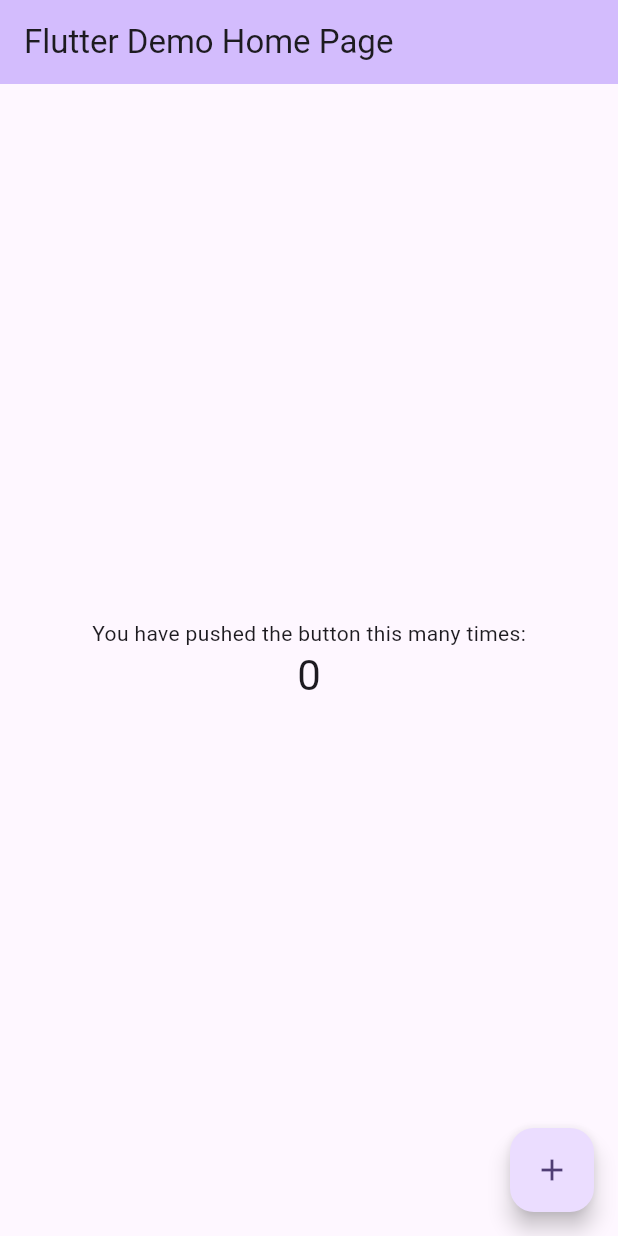
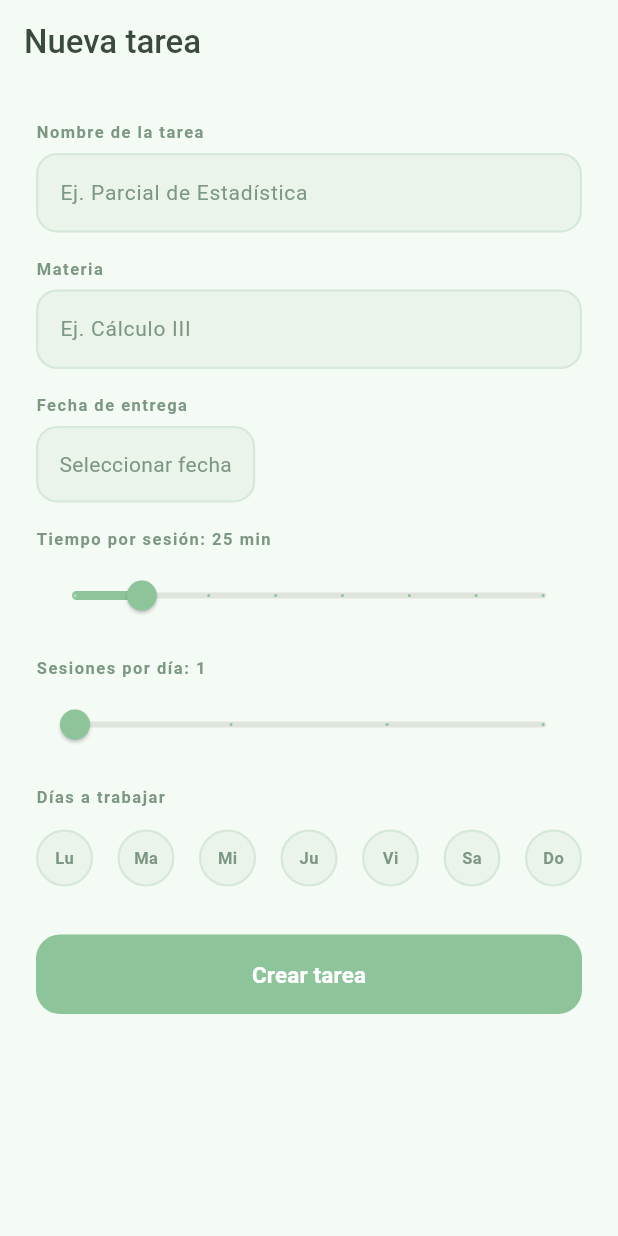
Before and after one commit to alegmzhi08/Zentask, a Flutter app: the screen it shows after launch, on a phone screen of 412 x 824 dp. Run offline on Flutter 3.47's test engine with Material 3 defaults, Android fonts, the phone set to English and light mode, and no system bars.

Commit message:
pantalla de registro de tareas v1

```diff
--- a/lib/main.dart
+++ b/lib/main.dart
@@ -1,122 +1,25 @@
 import 'package:flutter/material.dart';
+import 'screens/crear_tarea_screen.dart';
 
 void main() {
-  runApp(const MyApp());
+  runApp(const ZentaskApp());
 }
 
-class MyApp extends StatelessWidget {
-  const MyApp({super.key});
+class ZentaskApp extends StatelessWidget {
+  const ZentaskApp({super.key});
 
-  // This widget is the root of your application.
   @override
   Widget build(BuildContext context) {
     return MaterialApp(
-      title: 'Flutter Demo',
+      title: 'Zentask',
+      debugShowCheckedModeBanner: false,
       theme: ThemeData(
-        // This is the theme of your application.
-        //
-        // TRY THIS: Try running your application with "flutter run". You'll see
-        // the application has a purple toolbar. Then, without quitting the app,
-        // try changing the seedColor in the colorScheme below to Colors.green
-        // and then invoke "hot reload" (save your changes or press the "hot
-        // reload" button in a Flutter-supported IDE, or press "r" if you used
-        // the command line to start the app).
-        //
-        // Notice that the counter didn't reset back to zero; the application
-        // state is not lost during the reload. To reset the state, use hot
-        // restart instead.
-        //
-        // This works for code too, not just values: Most code changes can be
-        // tested with just a hot reload.
-        colorScheme: .fromSeed(seedColor: Colors.deepPurple),
+        colorScheme: ColorScheme.fromSeed(
+          seedColor: const Color(0xFF8DC49A),
+        ),
+        useMaterial3: true,
       ),
-      home: const MyHomePage(title: 'Flutter Demo Home Page'),
+      home: CrearTareaScreen(),
     );
   }
 }
-
-class MyHomePage extends StatefulWidget {
-  const MyHomePage({super.key, required this.title});
-
-  // This widget is the home page of your application. It is stateful, meaning
-  // that it has a State object (defined below) that contains fields that affect
-  // how it looks.
-
-  // This class is the configuration for the state. It holds the values (in this
-  // case the title) provided by the parent (in this case the App widget) and
-  // used by the build method of the State. Fields in a Widget subclass are
-  // always marked "final".
-
-  final String title;
-
-  @override
-  State<MyHomePage> createState() => _MyHomePageState();
-}
-
-class _MyHomePageState extends State<MyHomePage> {
-  int _counter = 0;
-
-  void _incrementCounter() {
-    setState(() {
-      // This call to setState tells the Flutter framework that something has
-      // changed in this State, which causes it to rerun the build method below
-      // so that the display can reflect the updated values. If we changed
-      // _counter without calling setState(), then the build method would not be
-      // called again, and so nothing would appear to happen.
-      _counter++;
-    });
-  }
-
-  @override
-  Widget build(BuildContext context) {
-    // This method is rerun every time setState is called, for instance as done
-    // by the _incrementCounter method above.
-    //
-    // The Flutter framework has been optimized to make rerunning build methods
-    // fast, so that you can just rebuild anything that needs updating rather
-    // than having to individually change instances of widgets.
-    return Scaffold(
-      appBar: AppBar(
-        // TRY THIS: Try changing the color here to a specific color (to
-        // Colors.amber, perhaps?) and trigger a hot reload to see the AppBar
-        // change color while the other colors stay the same.
-        backgroundColor: Theme.of(context).colorScheme.inversePrimary,
-        // Here we take the value from the MyHomePage object that was created by
-        // the App.build method, and use it to set our appbar title.
-        title: Text(widget.title),
-      ),
-      body: Center(
-        // Center is a layout widget. It takes a single child and positions it
-        // in the middle of the parent.
-        child: Column(
-          // Column is also a layout widget. It takes a list of children and
-          // arranges them vertically. By default, it sizes itself to fit its
-          // children horizontally, and tries to be as tall as its parent.
-          //
-          // Column has various properties to control how it sizes itself and
-          // how it positions its children. Here we use mainAxisAlignment to
-          // center the children vertically; the main axis here is the vertical
-          // axis because Columns are vertical (the cross axis would be
-          // horizontal).
-          //
-          // TRY THIS: Invoke "debug painting" (choose the "Toggle Debug Paint"
-          // action in the IDE, or press "p" in the console), to see the
-          // wireframe for each widget.
-          mainAxisAlignment: .center,
-          children: [
-            const Text('You have pushed the button this many times:'),
-            Text(
-              '$_counter',
-              style: Theme.of(context).textTheme.headlineMedium,
-            ),
-          ],
-        ),
-      ),
-      floatingActionButton: FloatingActionButton(
-        onPressed: _incrementCounter,
-        tooltip: 'Increment',
-        child: const Icon(Icons.add),
-      ),
-    );
-  }
-}
--- /dev/null
+++ b/lib/models/tarea.dart
@@ -0,0 +1,21 @@
+class Tarea {
+  final String id;
+  final String nombre;
+  final String materia;
+  final DateTime fechaEntrega;
+  final List<String> diasTrabajo;
+  final int tiempoSesion;
+  final int sesionesPorDia;
+  bool completada;
+
+  Tarea({
+    required this.id,
+    required this.nombre,
+    required this.materia,
+    required this.fechaEntrega,
+    required this.diasTrabajo,
+    required this.tiempoSesion,
+    required this.sesionesPorDia,
+    this.completada = false,
+  });
+}
--- /dev/null
+++ b/lib/screens/crear_tarea_screen.dart
@@ -0,0 +1,236 @@
+import 'package:flutter/material.dart';
+import '../models/tarea.dart';
+
+class CrearTareaScreen extends StatefulWidget {
+  const CrearTareaScreen({super.key});
+
+  @override
+  State<CrearTareaScreen> createState() => _CrearTareaScreenState();
+}
+
+class _CrearTareaScreenState extends State<CrearTareaScreen> {
+  // Controladores: capturan lo que el usuario escribe
+  final _nombreCtrl = TextEditingController();
+  final _materiaCtrl = TextEditingController();
+
+  DateTime? _fechaEntrega;
+  int _tiempoSesion = 25;
+  int _sesionesPorDia = 1;
+
+  final List<String> _diasSemana = ['Lu', 'Ma', 'Mi', 'Ju', 'Vi', 'Sa', 'Do'];
+  final List<bool> _diasSeleccionados = List.filled(7, false);
+
+  void _guardarTarea() {
+    // Validación básica
+    if (_nombreCtrl.text.isEmpty || _materiaCtrl.text.isEmpty || _fechaEntrega == null) {
+      ScaffoldMessenger.of(context).showSnackBar(
+        const SnackBar(content: Text('Por favor completa todos los campos')),
+      );
+      return;
+    }
+
+    final diasElegidos = <String>[];
+    for (int i = 0; i < _diasSemana.length; i++) {
+      if (_diasSeleccionados[i]) diasElegidos.add(_diasSemana[i]);
+    }
+
+    final nuevaTarea = Tarea(
+      id: DateTime.now().millisecondsSinceEpoch.toString(),
+      nombre: _nombreCtrl.text,
+      materia: _materiaCtrl.text,
+      fechaEntrega: _fechaEntrega!,
+      diasTrabajo: diasElegidos,
+      tiempoSesion: _tiempoSesion,
+      sesionesPorDia: _sesionesPorDia,
+    );
+
+    // Por ahora solo imprime en consola — luego se conecta a la base de datos
+    debugPrint('Tarea creada: ${nuevaTarea.nombre}');
+
+    Navigator.pop(context, nuevaTarea);
+  }
+
+  @override
+  Widget build(BuildContext context) {
+    return Scaffold(
+      backgroundColor: const Color(0xFFF4FBF5),
+      appBar: AppBar(
+        backgroundColor: const Color(0xFFF4FBF5),
+        elevation: 0,
+        title: const Text('Nueva tarea',
+            style: TextStyle(color: Color(0xFF3A4A3E), fontWeight: FontWeight.w500)),
+        iconTheme: const IconThemeData(color: Color(0xFF3A4A3E)),
+      ),
+      body: SingleChildScrollView(
+        padding: const EdgeInsets.all(24),
+        child: Column(
+          crossAxisAlignment: CrossAxisAlignment.start,
+          children: [
+
+            // ── Nombre
+            _label('Nombre de la tarea'),
+            _campo(_nombreCtrl, 'Ej. Parcial de Estadística'),
+            const SizedBox(height: 16),
+
+            // ── Materia
+            _label('Materia'),
+            _campo(_materiaCtrl, 'Ej. Cálculo III'),
+            const SizedBox(height: 16),
+
+            // ── Fecha de entrega
+            _label('Fecha de entrega'),
+            GestureDetector(
+              onTap: () async {
+                final fecha = await showDatePicker(
+                  context: context,
+                  initialDate: DateTime.now(),
+                  firstDate: DateTime.now(),
+                  lastDate: DateTime(2100),
+                );
+                if (fecha != null) setState(() => _fechaEntrega = fecha);
+              },
+              child: Container(
+                padding: const EdgeInsets.all(14),
+                decoration: BoxDecoration(
+                  color: const Color(0xFFEAF4EB),
+                  borderRadius: BorderRadius.circular(14),
+                  border: Border.all(color: const Color(0xFFD6E8D8), width: 1.5),
+                ),
+                child: Text(
+                  _fechaEntrega == null
+                      ? 'Seleccionar fecha'
+                      : '${_fechaEntrega!.day}/${_fechaEntrega!.month}/${_fechaEntrega!.year}',
+                  style: TextStyle(
+                    color: _fechaEntrega == null
+                        ? const Color(0xFF7D9882)
+                        : const Color(0xFF3A4A3E),
+                    fontSize: 14,
+                  ),
+                ),
+              ),
+            ),
+            const SizedBox(height: 16),
+
+            // ── Tiempo por sesión
+            _label('Tiempo por sesión: $_tiempoSesion min'),
+            Slider(
+              value: _tiempoSesion.toDouble(),
+              min: 15, max: 120, divisions: 7,
+              activeColor: const Color(0xFF8DC49A),
+              label: '$_tiempoSesion min',
+              onChanged: (v) => setState(() => _tiempoSesion = v.round()),
+            ),
+            const SizedBox(height: 16),
+
+            // ── Sesiones por día
+            _label('Sesiones por día: $_sesionesPorDia'),
+            Slider(
+              value: _sesionesPorDia.toDouble(),
+              min: 1, max: 4, divisions: 3,
+              activeColor: const Color(0xFF8DC49A),
+              label: '$_sesionesPorDia',
+              onChanged: (v) => setState(() => _sesionesPorDia = v.round()),
+            ),
+            const SizedBox(height: 16),
+
+            // ── Días a trabajar
+            _label('Días a trabajar'),
+            const SizedBox(height: 8),
+            Row(
+              mainAxisAlignment: MainAxisAlignment.spaceBetween,
+              children: List.generate(7, (i) {
+                final seleccionado = _diasSeleccionados[i];
+                return GestureDetector(
+                  onTap: () => setState(() => _diasSeleccionados[i] = !seleccionado),
+                  child: Container(
+                    width: 38, height: 38,
+                    decoration: BoxDecoration(
+                      shape: BoxShape.circle,
+                      color: seleccionado
+                          ? const Color(0xFF8DC49A)
+                          : const Color(0xFFEAF4EB),
+                      border: Border.all(
+                        color: seleccionado
+                            ? const Color(0xFF8DC49A)
+                            : const Color(0xFFD6E8D8),
+                        width: 1.5,
+                      ),
+                    ),
+                    child: Center(
+                      child: Text(
+                        _diasSemana[i],
+                        style: TextStyle(
+                          fontSize: 11,
+                          fontWeight: FontWeight.w600,
+                          color: seleccionado
+                              ? Colors.white
+                              : const Color(0xFF7D9882),
+                        ),
+                      ),
+                    ),
+                  ),
+                );
+              }),
+            ),
+            const SizedBox(height: 32),
+
+            // ── Botón guardar
+            SizedBox(
+              width: double.infinity,
+              child: ElevatedButton(
+                onPressed: _guardarTarea,
+                style: ElevatedButton.styleFrom(
+                  backgroundColor: const Color(0xFF8DC49A),
+                  padding: const EdgeInsets.symmetric(vertical: 16),
+                  shape: RoundedRectangleBorder(
+                    borderRadius: BorderRadius.circular(16),
+                  ),
+                  elevation: 0,
+                ),
+                child: const Text('Crear tarea',
+                    style: TextStyle(
+                        fontSize: 15,
+                        fontWeight: FontWeight.w700,
+                        color: Colors.white)),
+              ),
+            ),
+          ],
+        ),
+      ),
+    );
+  }
+
+  // ── Helpers para no repetir código
+  Widget _label(String texto) => Padding(
+        padding: const EdgeInsets.only(bottom: 6),
+        child: Text(texto,
+            style: const TextStyle(
+                fontSize: 11,
+                fontWeight: FontWeight.w700,
+                letterSpacing: 1,
+                color: Color(0xFF7D9882))),
+      );
+
+  Widget _campo(TextEditingController ctrl, String hint) => TextField(
+        controller: ctrl,
+        style: const TextStyle(fontSize: 14, color: Color(0xFF3A4A3E)),
+        decoration: InputDecoration(
+          hintText: hint,
+          hintStyle: const TextStyle(color: Color(0xFF7D9882)),
+          filled: true,
+          fillColor: const Color(0xFFEAF4EB),
+          border: OutlineInputBorder(
+            borderRadius: BorderRadius.circular(14),
+            borderSide: const BorderSide(color: Color(0xFFD6E8D8), width: 1.5),
+          ),
+          enabledBorder: OutlineInputBorder(
+            borderRadius: BorderRadius.circular(14),
+            borderSide: const BorderSide(color: Color(0xFFD6E8D8), width: 1.5),
+          ),
+          focusedBorder: OutlineInputBorder(
+            borderRadius: BorderRadius.circular(14),
+            borderSide: const BorderSide(color: Color(0xFF8DC49A), width: 1.5),
+          ),
+        ),
+      );
+}
```
Also changed, not shown: flutter_01.png (added).
